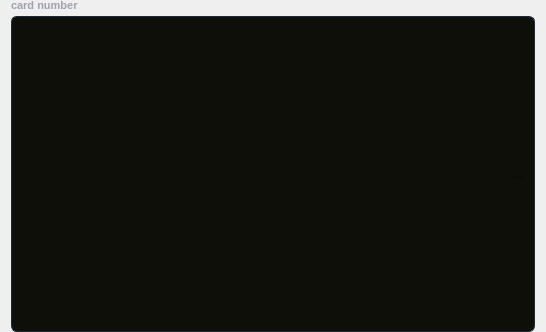
Above: src/component/cardnumberinput.ui from Keypr-org/qt_client before the change. Below: the same form after it.
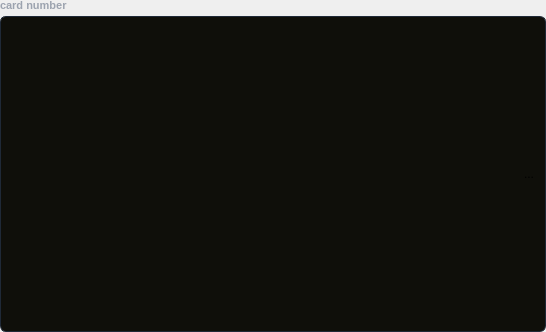
That is the form after the change. Icons and pictures are not drawn.

What changed in the file:
```diff
--- a/src/component/cardnumberinput.ui
+++ b/src/component/cardnumberinput.ui
@@ -28,9 +28,15 @@
 }</string>
   </property>
   <layout class="QVBoxLayout" name="verticalLayout_2">
+   <property name="leftMargin">
+    <number>0</number>
+   </property>
    <property name="topMargin">
     <number>0</number>
    </property>
+   <property name="rightMargin">
+    <number>0</number>
+   </property>
    <property name="bottomMargin">
     <number>0</number>
    </property>
```
